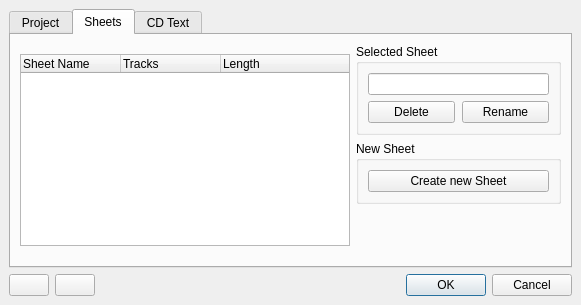
Qt form src/traverso/ui/ProjectManagerDialog.ui (ErwanLegrand/Traverso-DAW) before a commit.
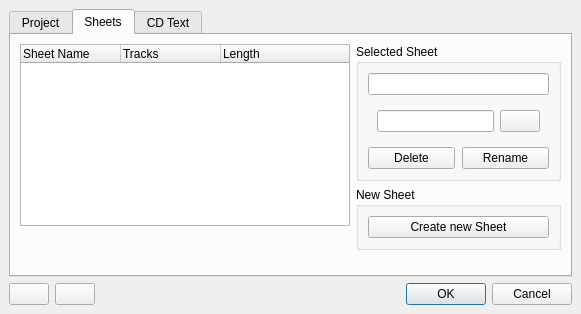
The same form after that commit. The open tabs and pages were chosen to show the change.

Commit message: Each sheet can have it's own audio sources dir now

The edit to the form file:
```diff
--- a/src/traverso/ui/ProjectManagerDialog.ui
+++ b/src/traverso/ui/ProjectManagerDialog.ui
@@ -7,7 +7,7 @@
     <x>0</x>
     <y>0</y>
     <width>581</width>
-    <height>305</height>
+    <height>314</height>
    </rect>
   </property>
   <property name="maximumSize">
@@ -220,13 +220,9 @@
       <attribute name="title">
        <string>Sheets</string>
       </attribute>
-      <layout class="QHBoxLayout">
-       <property name="spacing">
-        <number>6</number>
-       </property>
-       <property name="margin">
-        <number>9</number>
-       </property>
+      <layout class="QHBoxLayout" name="horizontalLayout_2">
+       <item>
+        <layout class="QVBoxLayout" name="verticalLayout_4">
        <item>
         <widget class="QTreeWidget" name="treeSheetWidget">
          <property name="sizePolicy">
@@ -259,25 +255,28 @@
         </widget>
        </item>
        <item>
-        <layout class="QVBoxLayout">
-         <property name="spacing">
-          <number>6</number>
-         </property>
-         <property name="margin">
-          <number>0</number>
-         </property>
+          <spacer name="verticalSpacer">
+           <property name="orientation">
+            <enum>Qt::Vertical</enum>
+           </property>
+           <property name="sizeHint" stdset="0">
+            <size>
+             <width>20</width>
+             <height>40</height>
+            </size>
+           </property>
+          </spacer>
+         </item>
+        </layout>
+       </item>
+       <item>
+        <layout class="QVBoxLayout" name="verticalLayout_3">
          <item>
           <widget class="QGroupBox" name="groupBox_4">
            <property name="title">
             <string>Selected Sheet</string>
            </property>
-           <layout class="QVBoxLayout">
-            <property name="spacing">
-             <number>6</number>
-            </property>
-            <property name="margin">
-             <number>9</number>
-            </property>
+           <layout class="QVBoxLayout" name="verticalLayout_2">
             <item>
              <widget class="QLineEdit" name="selectedSheetName">
               <property name="minimumSize">
@@ -288,6 +287,22 @@
               </property>
              </widget>
             </item>
+            <item>
+             <widget class="QFrame" name="sheetAudioSourcesFrame">
+              <layout class="QHBoxLayout" name="horizontalLayout">
+               <item>
+                <widget class="QLineEdit" name="sheetAudioSourcesDirLineEdit"/>
+               </item>
+               <item>
+                <widget class="QPushButton" name="sheetAudioSourcesPushButton">
+                 <property name="text">
+                  <string/>
+                 </property>
+                </widget>
+               </item>
+              </layout>
+             </widget>
+            </item>
             <item>
              <layout class="QHBoxLayout">
               <property name="spacing">
```
Lines whose indentation alone changed are shown as unchanged. The commit also changes 5 other files.
